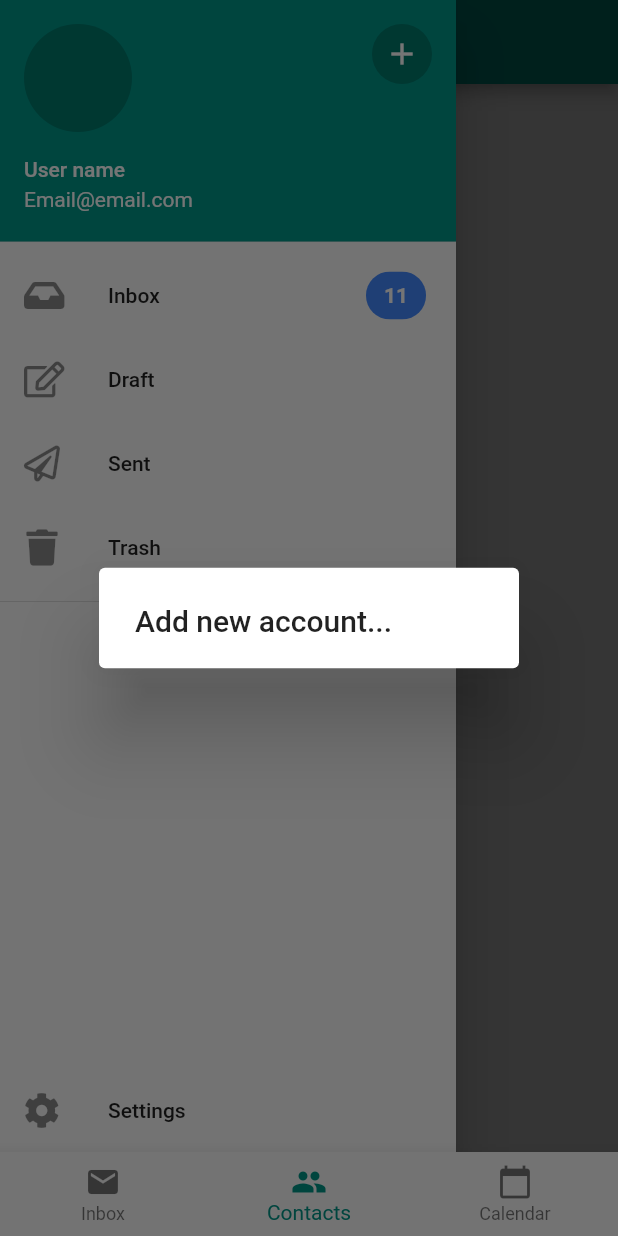
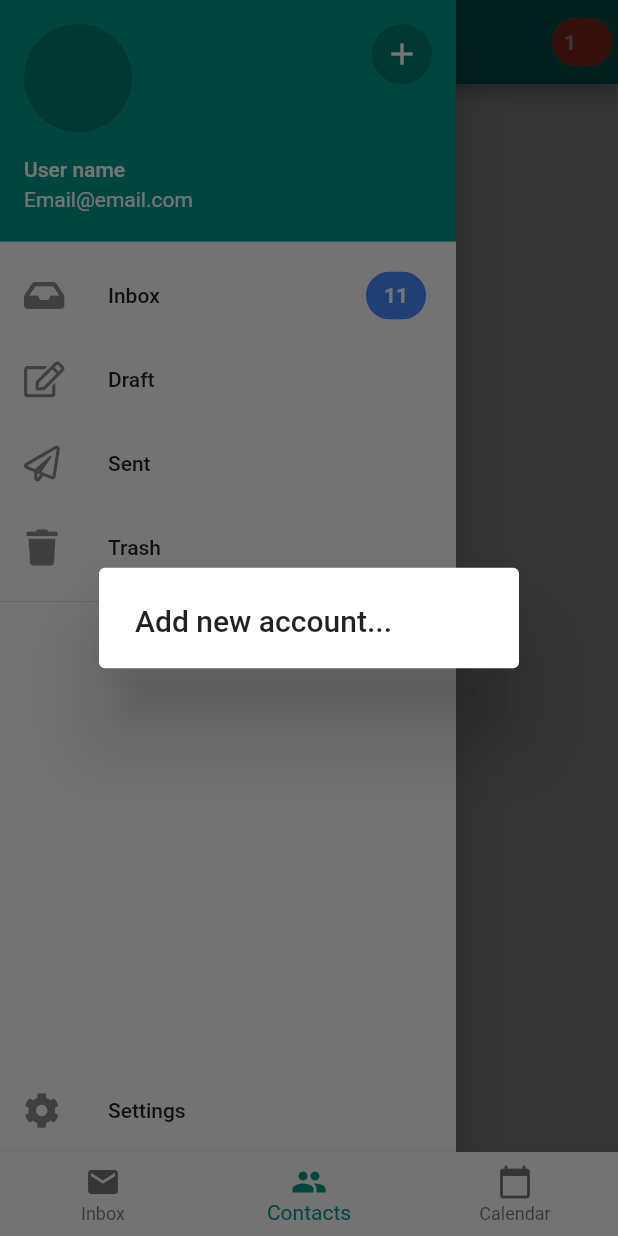
Before and after one commit to EdgardoAcosta/learning_flutter, a Flutter app: the screen it shows after launch, item 2 of the bottom bar chosen, in the side drawer, after a tap on the "add" icon, on a phone screen of 412 x 824 dp. Run offline on Flutter 3.47's test engine with Material 2 defaults, Android fonts, the phone set to English and light mode, and no system bars; our stand-ins replace animated_text_kit, audioplayers, cloud_firestore, firebase_auth, flutter_blue, flutter_slidable and 5 more; accounts and stored records are empty; generated files the repository leaves out were written again; network calls fail.

Commit message:
Added strem builder for contacts

```diff
--- /dev/null
+++ b/emailapp/lib/models/contact_manager.dart
@@ -0,0 +1,20 @@
+import 'dart:async';
+
+class ContactManager {
+  List<String> _contacts = ["User 1", "User 2", "User 3"];
+
+  Stream<List<String>> get contactListNow async* {
+    for (var i = 0; i < _contacts.length; i++) {
+      await Future.delayed(Duration(seconds: 2));
+      yield _contacts.sublist(0, i + 1);
+    }
+  }
+
+  final StreamController<int> _contactCounter = StreamController<int>();
+
+  Stream<int> get contactCounter => _contactCounter.stream;
+
+  ContactManager() {
+    contactListNow.listen((list) => _contactCounter.add(list.length));
+  }
+}
--- a/emailapp/lib/screens/contacts_screen.dart
+++ b/emailapp/lib/screens/contacts_screen.dart
@@ -1,17 +1,53 @@
+import 'package:emailapp/models/contact_manager.dart';
 import 'package:emailapp/widgets/app_drawer.dart';
 import 'package:flutter/material.dart';
 
-class ContactsScreen extends StatelessWidget {
+class ContactsScreen extends StatefulWidget {
+  @override
+  _ContactsScreenState createState() => _ContactsScreenState();
+}
+
+class _ContactsScreenState extends State<ContactsScreen> {
+  ContactManager manager = ContactManager();
   @override
   Widget build(BuildContext context) {
     return Scaffold(
       appBar: AppBar(
         title: Text('Contacts'),
+        actions: <Widget>[
+          Chip(
+            label: StreamBuilder<int>(
+                stream: manager.contactCounter,
+                builder: (context, snapshot) {
+                  return Text(
+                    (snapshot.data ?? 0).toString(),
+                    style: TextStyle(
+                      color: Colors.white,
+                      fontWeight: FontWeight.bold,
+                    ),
+                  );
+                }),
+            backgroundColor: Colors.red,
+            padding: EdgeInsets.only(right: 16),
+          ),
+        ],
       ),
       drawer: AppDrawer(),
-      body: Center(
-        child: Text('Contacts'),
-      ),
+      body: StreamBuilder<List<String>>(
+          stream: manager.contactListNow,
+          builder: (context, snapshot) {
+            List<String> contacts = snapshot.data;
+
+            return ListView.separated(
+              itemCount: contacts != null ? contacts.length : 0,
+              itemBuilder: (BuildContext context, int index) {
+                return ListTile(
+                  title: Text(contacts[index]),
+                );
+              },
+              separatorBuilder: (context, index) => Divider(),
+            );
+          }),
     );
   }
 }
--- a/emailapp/lib/screens/messages_screen.dart
+++ b/emailapp/lib/screens/messages_screen.dart
@@ -1,4 +1,3 @@
-import 'package:emailapp/message_list.dart';
 import 'package:emailapp/widgets/app_drawer.dart';
 import 'package:emailapp/widgets/compose_button.dart';
 import 'package:flutter/material.dart';
```
